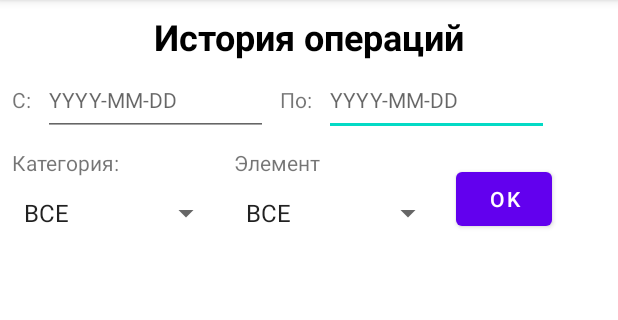
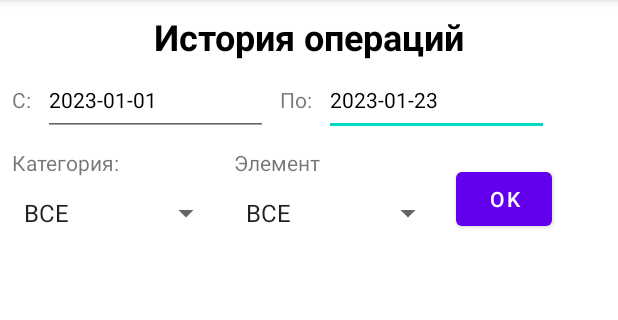
Before and after one commit to 77onix77/sklad, an Android app: the HistoryActivity screen opened directly, with no data from a screen before it, on a phone screen of 412 x 824 dp, the part 84-404 px from its top. Run offline under Robolectric (Android 15) with nearby library versions, the phone set to English and light mode, and no system bars; our stand-ins replace Room's generated code.

Commit message:
finished work on history

```diff
--- a/app/src/main/java/com/onix77/sklad/Dao.kt
+++ b/app/src/main/java/com/onix77/sklad/Dao.kt
@@ -33,4 +33,16 @@ interface Dao {
 
     @Query("SELECT element FROM elements WHERE category = :cat")
     fun getNameEl(cat: String): List<String>
+
+    @Query("SELECT * FROM history")
+    fun getAllHis(): List<EntryHistory>
+
+    @Query("SELECT * FROM history WHERE date(date) BETWEEN date(:fromDate) AND date(:toDate)")
+    fun getAllDateHis(fromDate: String, toDate: String): List<EntryHistory>
+
+    @Query("SELECT * FROM history WHERE date(date) BETWEEN date(:fromDate) AND date(:toDate) AND category = :cat")
+    fun getCatDateHis(fromDate: String, toDate: String, cat: String): List<EntryHistory>
+
+    @Query("SELECT * FROM history WHERE date(date) BETWEEN date(:fromDate) AND date(:toDate) AND category = :cat AND element = :el")
+    fun getElDateHis(fromDate: String, toDate: String, cat: String, el: String): List<EntryHistory>
 }
--- a/app/src/main/java/com/onix77/sklad/MyDate.kt
+++ b/app/src/main/java/com/onix77/sklad/MyDate.kt
@@ -12,4 +12,9 @@ class MyDate {
 
     fun getTime():String = timeFormat.format(Clock.System.now().toEpochMilliseconds())
 
+    fun getBeginMounth(): String {
+        val date = dateFormat.format(Clock.System.now().toEpochMilliseconds())
+        return date.substring(0, 8) + "01"
+    }
+
 }
--- a/app/src/main/res/layout/activity_history.xml
+++ b/app/src/main/res/layout/activity_history.xml
@@ -37,6 +37,7 @@
         android:layout_height="wrap_content"
         android:layout_marginStart="8dp"
         android:layout_weight="1"
+        android:autofillHints=""
         android:ems="10"
         android:hint="YYYY-MM-DD"
         android:inputType="date"
@@ -46,8 +47,7 @@
         app:layout_constraintBottom_toBottomOf="@+id/textView7"
         app:layout_constraintStart_toEndOf="@+id/textView7"
         app:layout_constraintTop_toTopOf="@+id/textView7"
-        tools:ignore="DuplicateSpeakableTextCheck,HardcodedText,TextSizeCheck"
-        android:autofillHints="" />
+        tools:ignore="DuplicateSpeakableTextCheck,HardcodedText,TextSizeCheck" />
 
     <TextView
         android:id="@+id/textView7"
@@ -66,6 +66,7 @@
         android:layout_width="150dp"
         android:layout_height="wrap_content"
         android:layout_marginStart="8dp"
+        android:autofillHints=""
         android:ems="10"
         android:hint="YYYY-MM-DD"
         android:inputType="date"
@@ -75,8 +76,7 @@
         app:layout_constraintBottom_toBottomOf="@+id/fromTVHis"
         app:layout_constraintStart_toEndOf="@+id/fromTVHis"
         app:layout_constraintTop_toTopOf="@+id/fromTVHis"
-        tools:ignore="HardcodedText,TextSizeCheck"
-        android:autofillHints="" />
+        tools:ignore="HardcodedText,TextSizeCheck" />
 
     <TextView
         android:id="@+id/textView9"
@@ -104,7 +104,6 @@
         android:layout_height="wrap_content"
         android:clickable="false"
         android:minHeight="48dp"
-        android:visibility="visible"
         app:layout_constraintStart_toStartOf="@+id/textView10"
         app:layout_constraintTop_toBottomOf="@+id/textView10"
         tools:ignore="SpeakableTextPresentCheck" />
@@ -132,12 +131,16 @@
     <androidx.recyclerview.widget.RecyclerView
         android:id="@+id/recVHis"
         android:layout_width="0dp"
-        android:layout_height="wrap_content"
+        android:layout_height="0dp"
         android:layout_marginStart="8dp"
         android:layout_marginTop="8dp"
         android:layout_marginEnd="8dp"
+        android:layout_marginBottom="8dp"
+        app:layout_constraintBottom_toBottomOf="parent"
         app:layout_constraintEnd_toEndOf="parent"
+        app:layout_constraintHorizontal_bias="1.0"
         app:layout_constraintStart_toStartOf="parent"
-        app:layout_constraintTop_toBottomOf="@+id/catSpHis" />
+        app:layout_constraintTop_toBottomOf="@+id/catSpHis"
+        app:layout_constraintVertical_bias="0.03" />
 
 </androidx.constraintlayout.widget.ConstraintLayout>
--- a/app/src/main/res/values/colors.xml
+++ b/app/src/main/res/values/colors.xml
@@ -8,4 +8,5 @@
     <color name="black">#FF000000</color>
     <color name="white">#FFFFFFFF</color>
     <color name="pink">#FB9393</color>
+    <color name="red">#F60909</color>
 </resources>
--- a/app/src/main/res/values/strings.xml
+++ b/app/src/main/res/values/strings.xml
@@ -13,12 +13,14 @@
     <string name="toast_cat_message">Не заполнены все поля</string>
     <string name="toast_main_message">Пустая категория не будет сохранена. Добавьте элемент!</string>
     <string name="toast_El_Act_message">Поле значения не заполненою. Элемент не был изменнён!</string>
+    <string name="toast_His_Act">Верно введите дату, например "2024–10–19"</string>
     <string name="el_foto">foto</string>
     <string name="History_operation">История операций</string>
     <string name="from">C:</string>
     <string name="to">По:</string>
     <string name="category">Категория:</string>
     <string name="element">Элемент</string>
+    <string name="error_input">Неверный формат ввода</string>
     <string-array name="item_spinner">
         <item>Расход (-)</item>
         <item>Приход (+)</item>
```
Also changed, not shown: app/src/main/java/com/onix77/sklad/HistoryActivity.kt (+67 -0 lines), app/src/main/java/com/onix77/sklad/RecAdHis.kt (added, +43 -0 lines), app/src/main/res/layout/item_history.xml (added, +96 -0 lines).
